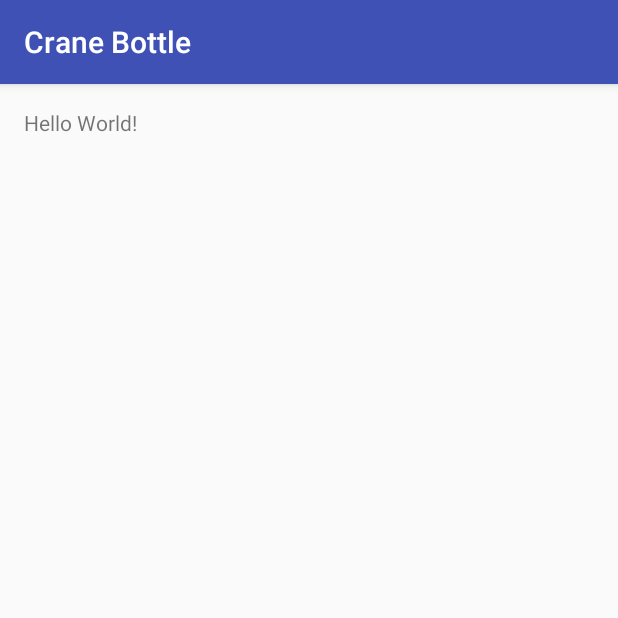
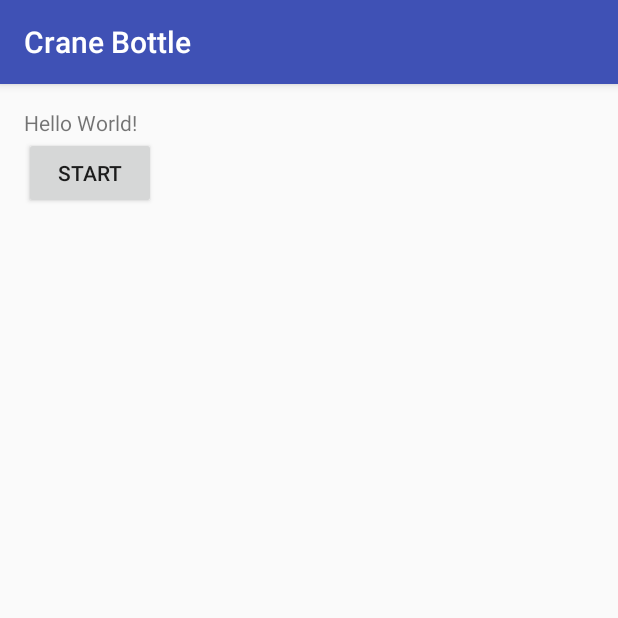
Before and after one commit to ginpei/CraneBottle-android, an Android app: the screen it shows after launch (HomeActivity), on a phone screen of 412 x 824 dp, the top half of it. Run offline under Robolectric (Android 15) with nearby library versions, the phone set to English and light mode, and no system bars.

Commit message:
status text

```diff
--- a/app/src/main/java/info/ginpei/cranebottle/HomeActivity.java
+++ b/app/src/main/java/info/ginpei/cranebottle/HomeActivity.java
@@ -2,12 +2,39 @@ package info.ginpei.cranebottle;
 
 import android.support.v7.app.AppCompatActivity;
 import android.os.Bundle;
+import android.widget.TextView;
+import android.widget.Toast;
 
 public class HomeActivity extends AppCompatActivity {
+
+    TextView statusTextView;
 
     @Override
     protected void onCreate(Bundle savedInstanceState) {
         super.onCreate(savedInstanceState);
         setContentView(R.layout.activity_home);
+
+        statusTextView = (TextView) findViewById(R.id.textView_status);
+
+        findViewById(R.id.button_start).setOnClickListener(view -> {
+            String text = getString(R.string.start);
+            setStatusText(text);
+            toast(text);
+        });
+    }
+
+    @Override
+    protected void onResume() {
+        super.onResume();
+
+        setStatusText("Hello World!");
+    }
+
+    private void setStatusText(String text) {
+        statusTextView.setText(text);
+    }
+
+    private void toast(String text) {
+        Toast.makeText(this, text, Toast.LENGTH_SHORT).show();
     }
 }
--- a/app/src/main/res/layout/activity_home.xml
+++ b/app/src/main/res/layout/activity_home.xml
@@ -11,7 +11,16 @@
     tools:context="info.ginpei.cranebottle.HomeActivity">
 
     <TextView
+        android:id="@+id/textView_status"
+        android:layout_width="wrap_content"
+        android:layout_height="wrap_content" />
+
+    <Button
+        android:id="@+id/button_start"
         android:layout_width="wrap_content"
         android:layout_height="wrap_content"
-        android:text="Hello World!" />
+        android:layout_alignParentLeft="true"
+        android:layout_alignParentStart="true"
+        android:layout_below="@+id/textView_status"
+        android:text="@string/start" />
 </RelativeLayout>
--- a/app/src/main/res/values/strings.xml
+++ b/app/src/main/res/values/strings.xml
@@ -1,3 +1,4 @@
 <resources>
     <string name="app_name">Crane Bottle</string>
+    <string name="start">Start</string>
 </resources>
```
